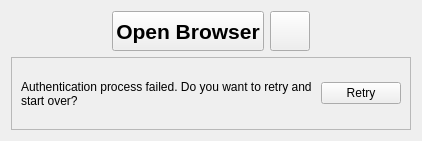
The window that src/gui/loginrequireddialog/oauthloginwidget.ui (owncloud/client) describes before a commit, drawn with Qt 5.
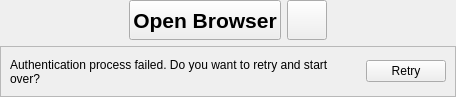
The same window after the commit. Icons and pictures are not drawn.

Commit message: Rework layout and behavior

What changed in the file:
```diff
--- a/src/gui/loginrequireddialog/oauthloginwidget.ui
+++ b/src/gui/loginrequireddialog/oauthloginwidget.ui
@@ -6,14 +6,32 @@
    <rect>
     <x>0</x>
     <y>0</y>
-    <width>418</width>
-    <height>141</height>
+    <width>456</width>
+    <height>97</height>
    </rect>
   </property>
+  <property name="sizePolicy">
+   <sizepolicy hsizetype="MinimumExpanding" vsizetype="Minimum">
+    <horstretch>0</horstretch>
+    <verstretch>0</verstretch>
+   </sizepolicy>
+  </property>
   <property name="windowTitle">
    <string>OAuthLoginWidget</string>
   </property>
-  <layout class="QVBoxLayout" name="verticalLayout" stretch="1,0">
+  <layout class="QVBoxLayout" name="verticalLayout" stretch="0,0">
+   <property name="leftMargin">
+    <number>0</number>
+   </property>
+   <property name="topMargin">
+    <number>0</number>
+   </property>
+   <property name="rightMargin">
+    <number>0</number>
+   </property>
+   <property name="bottomMargin">
+    <number>0</number>
+   </property>
    <item>
     <layout class="QHBoxLayout" name="horizontalLayout_2">
      <item>
@@ -24,7 +42,7 @@
        <property name="sizeHint" stdset="0">
         <size>
          <width>20</width>
-         <height>20</height>
+         <height>5</height>
         </size>
        </property>
       </spacer>
@@ -80,33 +98,70 @@
        <property name="sizeHint" stdset="0">
         <size>
          <width>20</width>
-         <height>20</height>
+         <height>5</height>
         </size>
        </property>
       </spacer>
      </item>
     </layout>
    </item>
+   <item>
+    <widget class="QStackedWidget" name="retryWidget">
+     <property name="sizePolicy">
+      <sizepolicy hsizetype="MinimumExpanding" vsizetype="Minimum">
+       <horstretch>0</horstretch>
+       <verstretch>0</verstretch>
+      </sizepolicy>
+     </property>
+     <property name="currentIndex">
+      <number>0</number>
+     </property>
+     <widget class="QWidget" name="retryPage">
+      <property name="sizePolicy">
+       <sizepolicy hsizetype="MinimumExpanding" vsizetype="Minimum">
+        <horstretch>0</horstretch>
+        <verstretch>0</verstretch>
+       </sizepolicy>
+      </property>
+      <layout class="QVBoxLayout" name="verticalLayout_2">
+       <property name="leftMargin">
+        <number>0</number>
+       </property>
+       <property name="topMargin">
+        <number>0</number>
+       </property>
+       <property name="rightMargin">
+        <number>0</number>
+       </property>
+       <property name="bottomMargin">
+        <number>0</number>
+       </property>
    <item>
     <widget class="QFrame" name="retryFrame">
-     <property name="minimumSize">
-      <size>
-       <width>400</width>
-       <height>50</height>
-      </size>
+         <property name="sizePolicy">
+          <sizepolicy hsizetype="MinimumExpanding" vsizetype="Minimum">
+           <horstretch>0</horstretch>
+           <verstretch>0</verstretch>
+          </sizepolicy>
      </property>
      <property name="frameShape">
       <enum>QFrame::StyledPanel</enum>
      </property>
      <property name="frameShadow">
-      <enum>QFrame::Raised</enum>
-     </property>
-     <layout class="QHBoxLayout" name="horizontalLayout" stretch="1,0">
+          <enum>QFrame::Plain</enum>
+         </property>
+         <layout class="QHBoxLayout" name="horizontalLayout" stretch="0,0">
       <item>
        <widget class="QLabel" name="errorLabel">
+            <property name="sizePolicy">
+             <sizepolicy hsizetype="MinimumExpanding" vsizetype="Minimum">
+              <horstretch>0</horstretch>
+              <verstretch>0</verstretch>
+             </sizepolicy>
+            </property>
         <property name="minimumSize">
          <size>
-          <width>0</width>
+              <width>350</width>
           <height>0</height>
          </size>
         </property>
@@ -126,6 +181,11 @@
        </widget>
       </item>
      </layout>
+        </widget>
+       </item>
+      </layout>
+     </widget>
+     <widget class="QWidget" name="emptyPage"/>
     </widget>
    </item>
   </layout>
```
Lines whose indentation alone changed are shown as unchanged. The commit also changes 4 other files.
